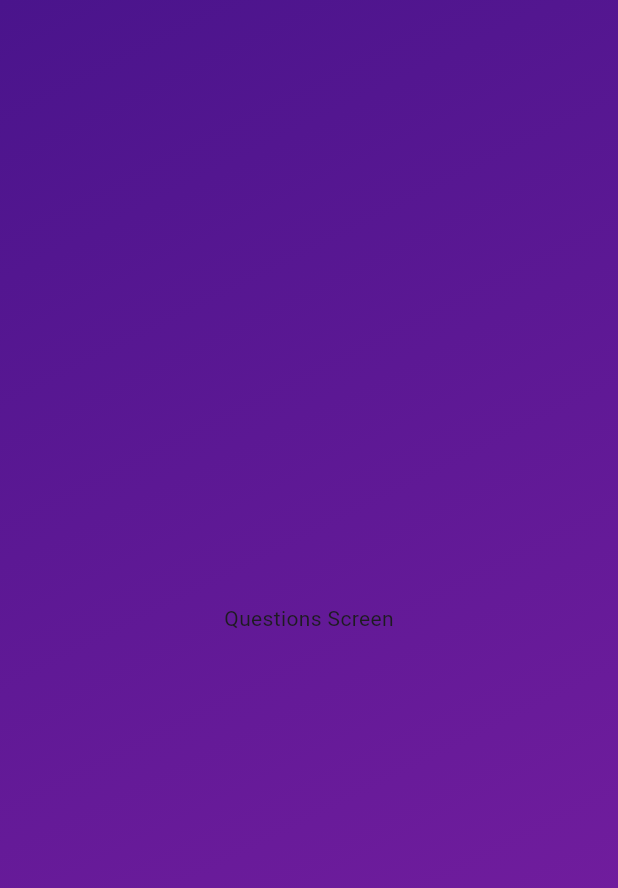
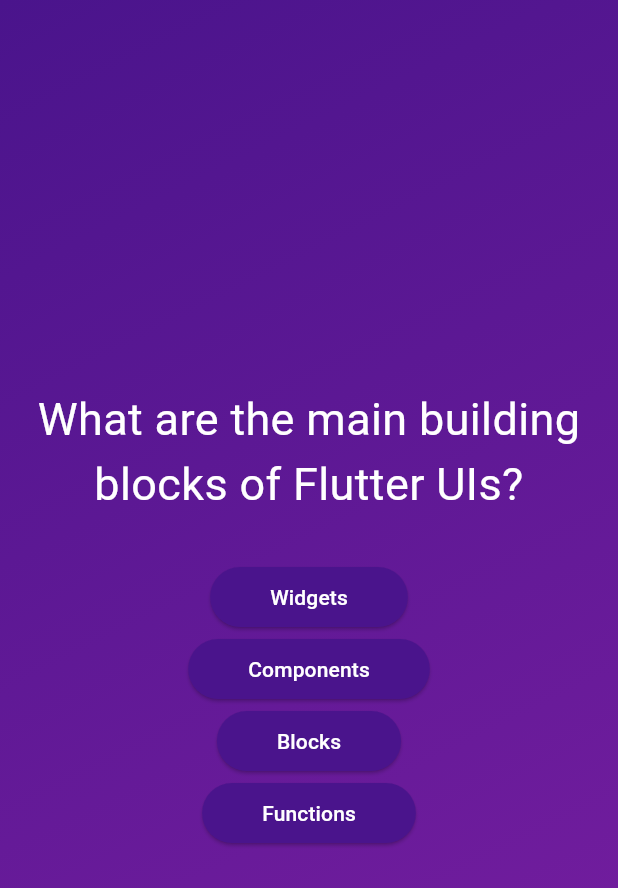
Before and after one commit to rjvillanueva89/flutter-app, a Flutter app: the screen it shows after launch, after a tap on "Start Quiz", on a phone screen of 412 x 824 dp. Shown: the top 888 px of the screen. Run offline on Flutter 3.47's test engine with Material 3 defaults, Android fonts, the phone set to English and light mode, and no system bars.

Commit message:
update questions_screen, added QuizQuestion model, and questions data

```diff
--- /dev/null
+++ b/lib/src/data/questions.dart
@@ -0,0 +1,55 @@
+import 'package:first_app/src/models/quiz_question.dart';
+
+const questions = [
+  QuizQuestion(
+    'What are the main building blocks of Flutter UIs?',
+    [
+      'Widgets',
+      'Components',
+      'Blocks',
+      'Functions',
+    ],
+  ),
+  QuizQuestion('How are Flutter UIs built?', [
+    'By combining widgets in code',
+    'By combining widgets in a visual editor',
+    'By defining widgets in config files',
+    'By using XCode for iOS and Android Studio for Android',
+  ]),
+  QuizQuestion(
+    'What\'s the purpose of a StatefulWidget?',
+    [
+      'Update UI as data changes',
+      'Update data as UI changes',
+      'Ignore data changes',
+      'Render UI that does not depend on data',
+    ],
+  ),
+  QuizQuestion(
+    'Which widget should you try to use more often: StatelessWidget or StatefulWidget?',
+    [
+      'StatelessWidget',
+      'StatefulWidget',
+      'Both are equally good',
+      'None of the above',
+    ],
+  ),
+  QuizQuestion(
+    'What happens if you change data in a StatelessWidget?',
+    [
+      'The UI is not updated',
+      'The UI is updated',
+      'The closest StatefulWidget is updated',
+      'Any nested StatefulWidgets are updated',
+    ],
+  ),
+  QuizQuestion(
+    'How should you update data inside of StatefulWidgets?',
+    [
+      'By calling setState()',
+      'By calling updateData()',
+      'By calling updateUI()',
+      'By calling updateState()',
+    ],
+  ),
+];
--- /dev/null
+++ b/lib/src/models/quiz_question.dart
@@ -0,0 +1,6 @@
+class QuizQuestion {
+  const QuizQuestion(this.text, this.answers);
+
+  final String text;
+  final List<String> answers;
+}
--- a/lib/src/widgets/questions_screen.dart
+++ b/lib/src/widgets/questions_screen.dart
@@ -1,3 +1,5 @@
+import 'package:first_app/src/data/questions.dart';
+import 'package:first_app/src/models/quiz_question.dart';
 import 'package:flutter/material.dart';
 
 class QuestionsScreen extends StatefulWidget {
@@ -10,15 +12,69 @@ class QuestionsScreen extends StatefulWidget {
 }
 
 class _QuestionsScreenState extends State<QuestionsScreen> {
+  final QuizQuestion current = questions[0];
+
   @override
   Widget build(BuildContext context) {
-    return const Center(
+    return SizedBox(
+      width: double.infinity,
       child: Column(
-        mainAxisSize: MainAxisSize.min,
+        mainAxisAlignment: MainAxisAlignment.center,
         children: [
-          Text("Questions Screen"),
+          Text(
+            current.text,
+            style: const TextStyle(
+              color: Colors.white,
+              fontSize: 30,
+            ),
+            textAlign: TextAlign.center,
+          ),
+          const SizedBox(height: 30),
+          AnswerButton(
+            label: current.answers[0],
+            onPressed: () {},
+          ),
+          AnswerButton(
+            label: current.answers[1],
+            onPressed: () {},
+          ),
+          AnswerButton(
+            label: current.answers[2],
+            onPressed: () {},
+          ),
+          AnswerButton(
+            label: current.answers[3],
+            onPressed: () {},
+          ),
         ],
       ),
     );
   }
 }
+
+class AnswerButton extends StatelessWidget {
+  const AnswerButton({
+    super.key,
+    required this.label,
+    required this.onPressed,
+  });
+
+  final String label;
+  final VoidCallback onPressed;
+
+  @override
+  Widget build(BuildContext context) {
+    return ElevatedButton(
+      style: ElevatedButton.styleFrom(
+        backgroundColor: Colors.purple.shade900,
+        foregroundColor: Colors.white,
+        padding: const EdgeInsets.symmetric(vertical: 10, horizontal: 40),
+        shape: const RoundedRectangleBorder(
+          borderRadius: BorderRadius.all(Radius.circular(40)),
+        ),
+      ),
+      onPressed: () {},
+      child: Text(label),
+    );
+  }
+}
--- a/lib/src/widgets/quiz.dart
+++ b/lib/src/widgets/quiz.dart
@@ -13,22 +13,31 @@ class Quiz extends StatefulWidget {
 }
 
 class _QuizState extends State<Quiz> {
-  Widget? activeScreen;
+  int active = 0;
 
   @override
   void initState() {
     super.initState();
-    activeScreen = StartScreen(onPressed: switchScreen);
+    active = 0;
   }
 
-  void switchScreen() {
+  void handleNext() {
     setState(() {
-      activeScreen = const QuestionsScreen();
+      active = active + 1;
+    });
+  }
+
+  void handlePrev() {
+    setState(() {
+      active = active - 1;
     });
   }
 
   @override
   Widget build(BuildContext context) {
+    final screenWidget =
+        active == 0 ? StartScreen(onNext: handleNext) : const QuestionsScreen();
+
     return MaterialApp(
       title: 'My Flutter App',
       theme: ThemeData(
@@ -37,7 +46,7 @@ class _QuizState extends State<Quiz> {
       home: Scaffold(
         body: GradientContainer(
           gradientColors: [Colors.purple.shade900, Colors.purple.shade700],
-          child: activeScreen,
+          child: screenWidget,
         ),
       ),
     );
--- a/lib/src/widgets/start_screen.dart
+++ b/lib/src/widgets/start_screen.dart
@@ -1,9 +1,9 @@
 import 'package:flutter/material.dart';
 
 class StartScreen extends StatelessWidget {
-  const StartScreen({super.key, required this.onPressed});
+  const StartScreen({super.key, required this.onNext});
 
-  final void Function() onPressed;
+  final void Function() onNext;
 
   @override
   Widget build(BuildContext context) {
@@ -34,7 +34,7 @@ class StartScreen extends StatelessWidget {
                 borderRadius: BorderRadius.all(Radius.circular(5)),
               ),
             ),
-            onPressed: onPressed,
+            onPressed: onNext,
             icon: const Icon(Icons.arrow_right_alt_sharp),
             label: const Text("Start Quiz"),
           )
```
